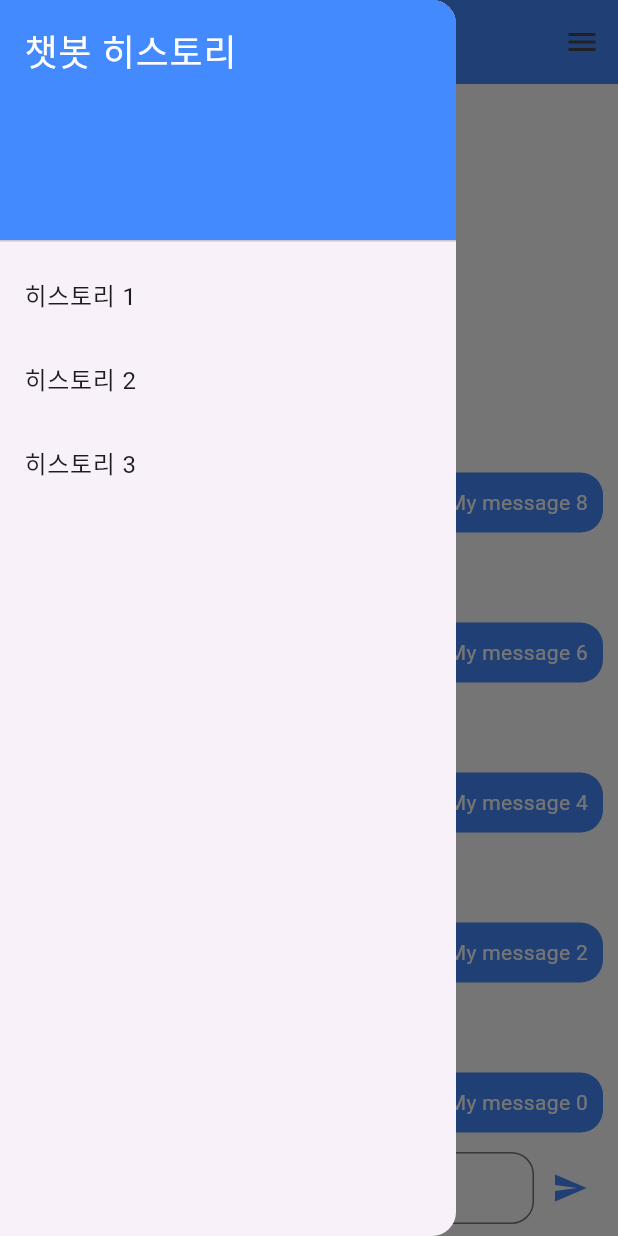
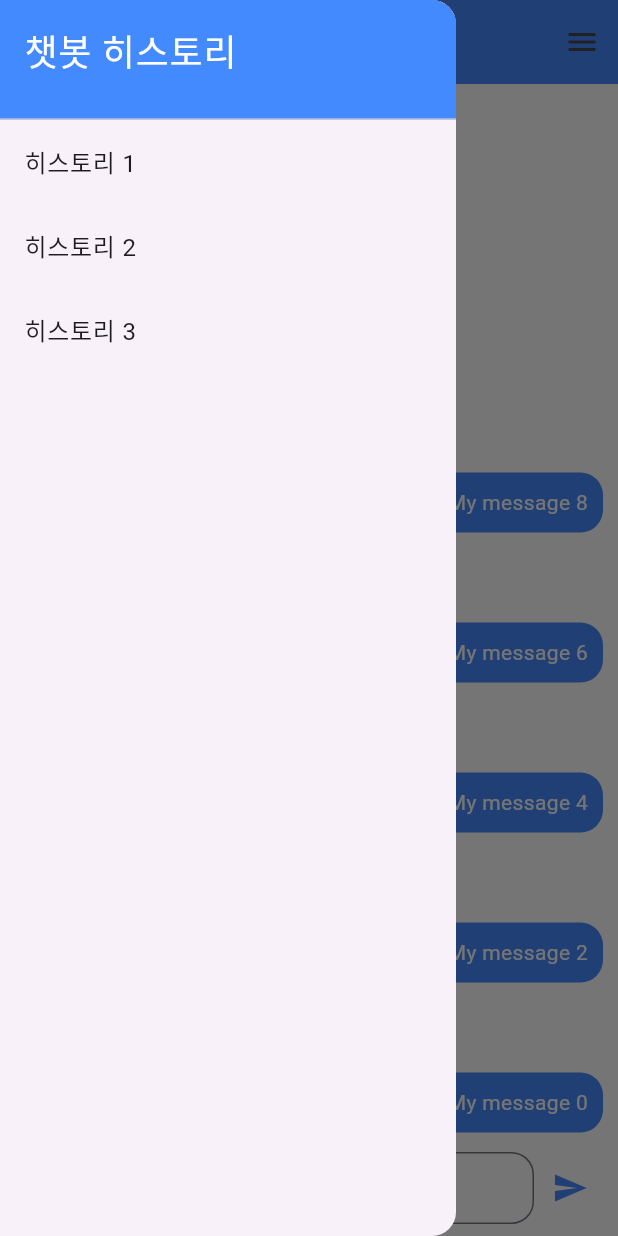
Before and after one commit to 2024-CapstonDesign-AI-Hackathon/login, a Flutter app: the Chat screen opened directly, with the side drawer open, on a phone screen of 412 x 824 dp. Run offline on Flutter 3.47's test engine with Material 3 defaults, Android fonts, the phone set to English and light mode, and no system bars; our stand-ins replace dio, file_picker, flutter_secure_storage, permission_handler; accounts and stored records are empty.

Commit message:
Update chat.dart

```diff
--- a/lib/chat.dart
+++ b/lib/chat.dart
@@ -89,16 +89,18 @@ class _ChatState extends State<Chat> {
         child: ListView(
           padding: EdgeInsets.zero,
           children: <Widget>[
-            DrawerHeader(
-              child: Text(
-                '챗봇 히스토리',
-                style: TextStyle(
-                  color: Colors.white,
-                  fontSize: 24,
+            Container(
+              height: 80, // 원하는 높이로 설정
+              child: DrawerHeader(
+                child: Text(
+                  '챗봇 히스토리',
+                  style: TextStyle(color: Colors.white, fontSize: 24),
                 ),
-              ),
-              decoration: BoxDecoration(
-                color: Colors.blueAccent,
+                decoration: BoxDecoration(
+                  color: Colors.blueAccent, // 배경색 설정
+                ),
+                margin: EdgeInsets.all(0.0),
+                padding: EdgeInsets.all(16.0),
               ),
             ),
             ListTile(
@@ -122,6 +124,7 @@ class _ChatState extends State<Chat> {
           ],
         ),
       ),
+
       body: Column(
         children: [
           Expanded(
```
